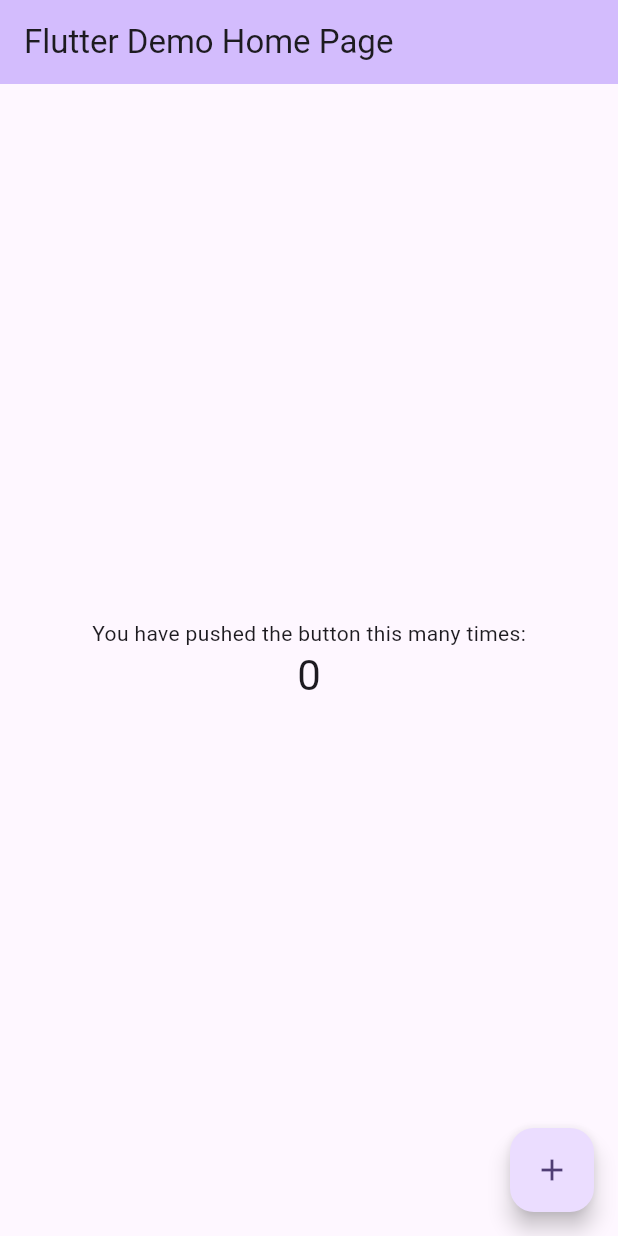
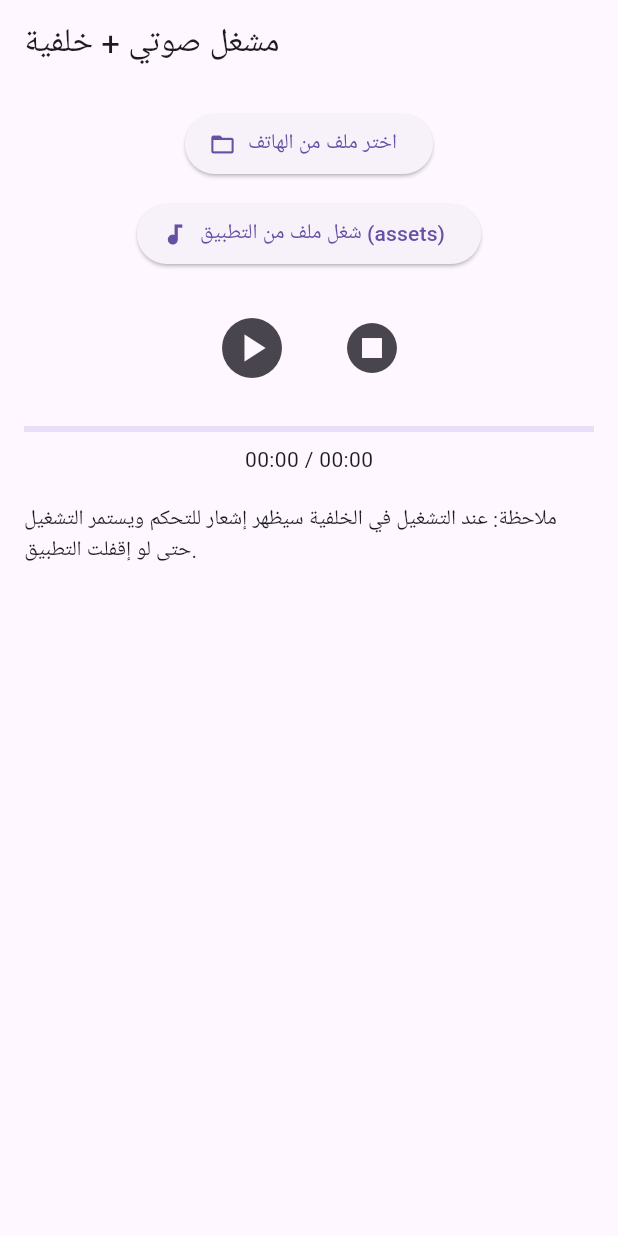
Before and after one commit to itiswd/Quranium, a Flutter app: the screen it shows after launch, on a phone screen of 412 x 824 dp. Run offline on Flutter 3.47's test engine with Material 3 defaults, Android fonts, the phone set to English and light mode, and no system bars; our stand-ins replace file_picker, just_audio, just_audio_background; missing offline and left inert: audio_session; statements that could not run were skipped.

Commit message:
Add audio playback functionality with background support
- Updated AndroidManifest.xml to include WRITE_EXTERNAL_STORAGE permission and added AudioPlayerService.
- Changed MainActivity to extend FlutterFragmentActivity.
- Modified Info.plist to support background audio modes.
- Enhanced main.dart to initialize just_audio_background and manage audio playback with a new PlayerModel.
- Registered necessary plugins in GeneratedPluginRegistrant.swift for audio services.
- Updated pubspec.yaml to include new dependencies for audio handling.
- Adjusted generated_plugin_registrant.cc and generated_plugins.cmake for permission handling.

```diff
--- a/lib/main.dart
+++ b/lib/main.dart
@@ -1,122 +1,207 @@
+import 'dart:io';
+
+import 'package:audio_session/audio_session.dart';
+import 'package:file_picker/file_picker.dart';
 import 'package:flutter/material.dart';
+import 'package:just_audio/just_audio.dart';
+import 'package:just_audio_background/just_audio_background.dart';
+import 'package:provider/provider.dart';
 
-void main() {
+void main() async {
+  WidgetsFlutterBinding.ensureInitialized();
+  // تهيئة just_audio_background (لازم قبل تشغيل التطبيق)
+  await JustAudioBackground.init(
+    androidNotificationChannelId: 'com.example.app.channel.audio',
+    androidNotificationChannelName: 'Audio playback',
+    androidNotificationOngoing: true,
+  );
   runApp(const MyApp());
 }
 
 class MyApp extends StatelessWidget {
   const MyApp({super.key});
-
-  // This widget is the root of your application.
   @override
   Widget build(BuildContext context) {
-    return MaterialApp(
-      title: 'Flutter Demo',
-      theme: ThemeData(
-        // This is the theme of your application.
-        //
-        // TRY THIS: Try running your application with "flutter run". You'll see
-        // the application has a purple toolbar. Then, without quitting the app,
-        // try changing the seedColor in the colorScheme below to Colors.green
-        // and then invoke "hot reload" (save your changes or press the "hot
-        // reload" button in a Flutter-supported IDE, or press "r" if you used
-        // the command line to start the app).
-        //
-        // Notice that the counter didn't reset back to zero; the application
-        // state is not lost during the reload. To reset the state, use hot
-        // restart instead.
-        //
-        // This works for code too, not just values: Most code changes can be
-        // tested with just a hot reload.
-        colorScheme: ColorScheme.fromSeed(seedColor: Colors.deepPurple),
+    return ChangeNotifierProvider(
+      create: (_) => PlayerModel(),
+      child: MaterialApp(
+        title: 'Audio Background Demo',
+        home: const HomePage(),
       ),
-      home: const MyHomePage(title: 'Flutter Demo Home Page'),
     );
   }
 }
 
-class MyHomePage extends StatefulWidget {
-  const MyHomePage({super.key, required this.title});
+class PlayerModel extends ChangeNotifier {
+  final AudioPlayer _player = AudioPlayer();
+  AudioPlayer get player => _player;
 
-  // This widget is the home page of your application. It is stateful, meaning
-  // that it has a State object (defined below) that contains fields that affect
-  // how it looks.
+  PlayerModel() {
+    _setup();
+  }
 
-  // This class is the configuration for the state. It holds the values (in this
-  // case the title) provided by the parent (in this case the App widget) and
-  // used by the build method of the State. Fields in a Widget subclass are
-  // always marked "final".
+  Future<void> _setup() async {
+    final session = await AudioSession.instance;
+    await session.configure(const AudioSessionConfiguration.music());
+    // استمع للأخطاء أو للحالة لو احتجت
+    _player.playbackEventStream.listen(
+      (event) {
+        notifyListeners();
+      },
+      onError: (e, st) {
+        debugPrint('Player error: $e');
+      },
+    );
+  }
 
-  final String title;
+  Future<void> setFileFromPath(String path) async {
+    try {
+      // استخدم AudioSource.file مع metadeta لإظهار اسم في الإشعار
+      final mediaItem = MediaItem(
+        id: path,
+        album: "Local",
+        title: File(path).uri.pathSegments.last,
+      );
+      await _player.setAudioSource(
+        AudioSource.uri(Uri.file(path), tag: mediaItem),
+        preload: true,
+      );
+      notifyListeners();
+    } catch (e) {
+      debugPrint('Error loading file: $e');
+    }
+  }
+
+  Future<void> setAsset(String assetPath, String title) async {
+    final mediaItem = MediaItem(id: assetPath, album: "Asset", title: title);
+    await _player.setAudioSource(
+      AudioSource.asset(assetPath, tag: mediaItem),
+      preload: true,
+    );
+    notifyListeners();
+  }
+
+  Future<void> play() => _player.play();
+  Future<void> pause() => _player.pause();
+  Future<void> stop() => _player.stop();
 
   @override
-  State<MyHomePage> createState() => _MyHomePageState();
+  void dispose() {
+    _player.dispose();
+    super.dispose();
+  }
 }
 
-class _MyHomePageState extends State<MyHomePage> {
-  int _counter = 0;
+class HomePage extends StatelessWidget {
+  const HomePage({super.key});
 
-  void _incrementCounter() {
-    setState(() {
-      // This call to setState tells the Flutter framework that something has
-      // changed in this State, which causes it to rerun the build method below
-      // so that the display can reflect the updated values. If we changed
-      // _counter without calling setState(), then the build method would not be
-      // called again, and so nothing would appear to happen.
-      _counter++;
-    });
+  Future<void> _pickFile(BuildContext context) async {
+    final result = await FilePicker.platform.pickFiles(type: FileType.audio);
+    if (result != null && result.files.isNotEmpty) {
+      final path = result.files.first.path;
+      if (path != null) {
+        final model = Provider.of<PlayerModel>(context, listen: false);
+        await model.setFileFromPath(path);
+        await model.play();
+      }
+    }
   }
 
   @override
   Widget build(BuildContext context) {
-    // This method is rerun every time setState is called, for instance as done
-    // by the _incrementCounter method above.
-    //
-    // The Flutter framework has been optimized to make rerunning build methods
-    // fast, so that you can just rebuild anything that needs updating rather
-    // than having to individually change instances of widgets.
+    final model = Provider.of<PlayerModel>(context);
+    final player = model.player;
+
     return Scaffold(
-      appBar: AppBar(
-        // TRY THIS: Try changing the color here to a specific color (to
-        // Colors.amber, perhaps?) and trigger a hot reload to see the AppBar
-        // change color while the other colors stay the same.
-        backgroundColor: Theme.of(context).colorScheme.inversePrimary,
-        // Here we take the value from the MyHomePage object that was created by
-        // the App.build method, and use it to set our appbar title.
-        title: Text(widget.title),
-      ),
-      body: Center(
-        // Center is a layout widget. It takes a single child and positions it
-        // in the middle of the parent.
+      appBar: AppBar(title: const Text('مشغل صوتي + خلفية')),
+      body: Padding(
+        padding: const EdgeInsets.all(16.0),
         child: Column(
-          // Column is also a layout widget. It takes a list of children and
-          // arranges them vertically. By default, it sizes itself to fit its
-          // children horizontally, and tries to be as tall as its parent.
-          //
-          // Column has various properties to control how it sizes itself and
-          // how it positions its children. Here we use mainAxisAlignment to
-          // center the children vertically; the main axis here is the vertical
-          // axis because Columns are vertical (the cross axis would be
-          // horizontal).
-          //
-          // TRY THIS: Invoke "debug painting" (choose the "Toggle Debug Paint"
-          // action in the IDE, or press "p" in the console), to see the
-          // wireframe for each widget.
-          mainAxisAlignment: MainAxisAlignment.center,
-          children: <Widget>[
-            const Text('You have pushed the button this many times:'),
+          children: [
+            ElevatedButton.icon(
+              onPressed: () => _pickFile(context),
+              icon: const Icon(Icons.folder_open),
+              label: const Text('اختر ملف من الهاتف'),
+            ),
+            const SizedBox(height: 12),
+            ElevatedButton.icon(
+              onPressed: () async {
+                // مثال لتشغيل ملف من assets (أضف ملف صوتي في pubspec assets)
+                await model.setAsset('assets/audio/sample.mp3', 'Sample Asset');
+                await model.play();
+              },
+              icon: const Icon(Icons.audiotrack),
+              label: const Text('شغل ملف من التطبيق (assets)'),
+            ),
+            const SizedBox(height: 20),
+            StreamBuilder<PlayerState>(
+              stream: player.playerStateStream,
+              builder: (context, snapshot) {
+                final state = snapshot.data;
+                final playing = state?.playing ?? false;
+                return Row(
+                  mainAxisAlignment: MainAxisAlignment.center,
+                  children: [
+                    IconButton(
+                      iconSize: 48,
+                      icon: Icon(
+                        playing ? Icons.pause_circle : Icons.play_circle,
+                      ),
+                      onPressed: () {
+                        if (playing) {
+                          model.pause();
+                        } else {
+                          model.play();
+                        }
+                      },
+                    ),
+                    const SizedBox(width: 20),
+                    IconButton(
+                      iconSize: 40,
+                      icon: const Icon(Icons.stop_circle),
+                      onPressed: () => model.stop(),
+                    ),
+                  ],
+                );
+              },
+            ),
+            const SizedBox(height: 20),
+            // شريط تقدم بسيط
+            StreamBuilder<Duration?>(
+              stream: player.durationStream,
+              builder: (context, snapDur) {
+                final total = snapDur.data ?? Duration.zero;
+                return StreamBuilder<Duration>(
+                  stream: player.positionStream,
+                  builder: (context, snapPos) {
+                    final pos = snapPos.data ?? Duration.zero;
+                    final percent = total.inMilliseconds == 0
+                        ? 0.0
+                        : pos.inMilliseconds / total.inMilliseconds;
+                    return Column(
+                      children: [
+                        LinearProgressIndicator(value: percent),
+                        const SizedBox(height: 8),
+                        Text('${_format(pos)} / ${_format(total)}'),
+                      ],
+                    );
+                  },
+                );
+              },
+            ),
+            const SizedBox(height: 20),
             Text(
-              '$_counter',
-              style: Theme.of(context).textTheme.headlineMedium,
+              'ملاحظة: عند التشغيل في الخلفية سيظهر إشعار للتحكم ويستمر التشغيل حتى لو إقفلت التطبيق.',
             ),
           ],
         ),
       ),
-      floatingActionButton: FloatingActionButton(
-        onPressed: _incrementCounter,
-        tooltip: 'Increment',
-        child: const Icon(Icons.add),
-      ), // This trailing comma makes auto-formatting nicer for build methods.
     );
   }
+
+  String _format(Duration d) {
+    final mm = d.inMinutes.remainder(60).toString().padLeft(2, '0');
+    final ss = d.inSeconds.remainder(60).toString().padLeft(2, '0');
+    return '${d.inHours > 0 ? '${d.inHours}:' : ''}$mm:$ss';
+  }
 }
--- a/pubspec.yaml
+++ b/pubspec.yaml
@@ -34,6 +34,12 @@ dependencies:
   # The following adds the Cupertino Icons font to your application.
   # Use with the CupertinoIcons class for iOS style icons.
   cupertino_icons: ^1.0.8
+  provider: ^6.1.5+1
+  permission_handler: ^12.0.1
+  file_picker: ^10.3.3
+  audio_session: ^0.2.2
+  just_audio_background: ^0.0.1-beta.17
+  just_audio: ^0.10.5
 
 dev_dependencies:
   flutter_test:
```
Also changed, not shown: pubspec.lock, 6 other files.
